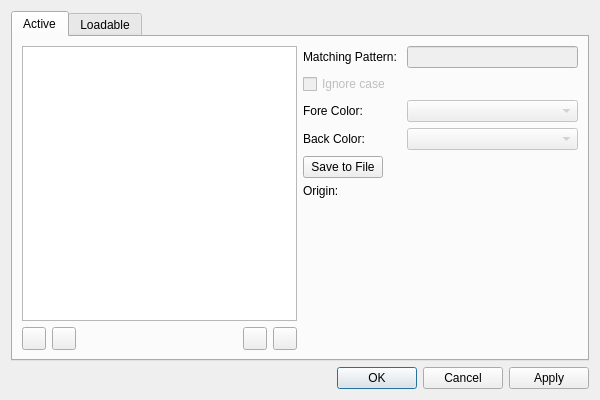
Before: the Qt Designer form src/filtersdialog.ui in gin-ahirsch/glogg, drawn with Qt 5.
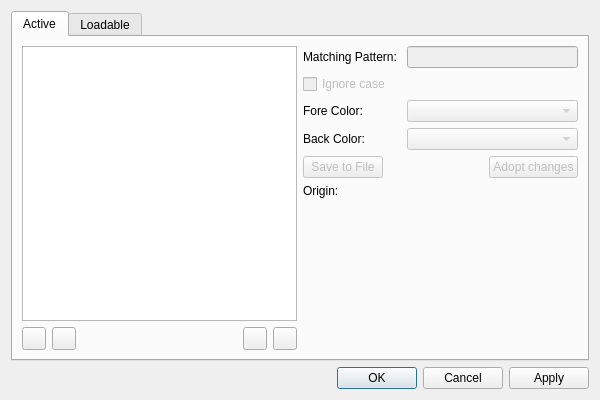
After: the same form once the commit is applied. Icons and pictures are not drawn.

Commit message: Add FiltersDialog::adoptChangesButton.

Patch:
```diff
--- a/src/filtersdialog.ui
+++ b/src/filtersdialog.ui
@@ -170,13 +170,43 @@
              </property>
             </widget>
            </item>
-           <item row="6" column="0">
+          </layout>
+         </item>
+         <item>
+          <layout class="QHBoxLayout" name="horizontalLayout_5">
+           <item>
             <widget class="QPushButton" name="saveToFileButton">
+             <property name="enabled">
+              <bool>false</bool>
+             </property>
              <property name="text">
               <string>Save to File</string>
              </property>
             </widget>
            </item>
+           <item>
+            <spacer name="horizontalSpacer_3">
+             <property name="orientation">
+              <enum>Qt::Horizontal</enum>
+             </property>
+             <property name="sizeHint" stdset="0">
+              <size>
+               <width>40</width>
+               <height>20</height>
+              </size>
+             </property>
+            </spacer>
+           </item>
+           <item>
+            <widget class="QPushButton" name="adoptChangesButton">
+             <property name="enabled">
+              <bool>false</bool>
+             </property>
+             <property name="text">
+              <string>Adopt changes</string>
+             </property>
+            </widget>
+           </item>
           </layout>
          </item>
          <item>
```
Left out of the diff: 1 changed line with no effect on the pictures. The commit also changes 2 other files.
